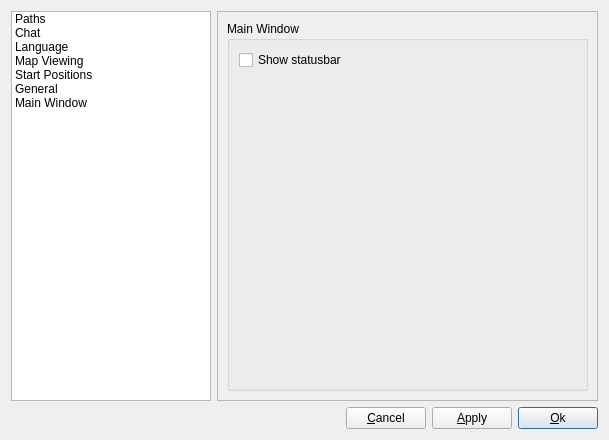
Old version of the form ui/PreferenceWidget.ui in the repository tizbac/qtlobby.
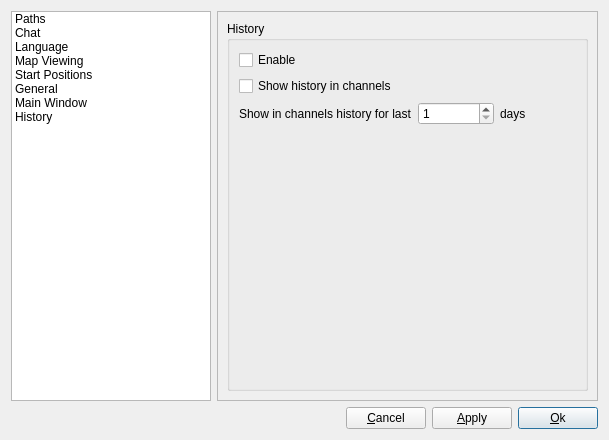
New version of the form.

Commit message: Full history support

The edit to the form file:
```diff
--- a/ui/PreferenceWidget.ui
+++ b/ui/PreferenceWidget.ui
@@ -60,6 +60,11 @@
        <string>Main Window</string>
       </property>
      </item>
+     <item>
+      <property name="text">
+       <string>History</string>
+      </property>
+     </item>
     </widget>
    </item>
    <item row="1" column="0" colspan="2">
@@ -115,7 +120,7 @@
       <enum>QFrame::Raised</enum>
      </property>
      <property name="currentIndex">
-      <number>6</number>
+      <number>7</number>
      </property>
      <widget class="QWidget" name="pathWidget"/>
      <widget class="QWidget" name="chatWidget">
@@ -550,6 +555,77 @@
        </item>
       </layout>
      </widget>
+     <widget class="QWidget" name="page_2">
+      <layout class="QVBoxLayout" name="verticalLayout_10">
+       <item>
+        <widget class="QGroupBox" name="groupBox_11">
+         <property name="title">
+          <string>History</string>
+         </property>
+         <layout class="QVBoxLayout" name="verticalLayout_9">
+          <item>
+           <widget class="QCheckBox" name="historyEnableCheckBox">
+            <property name="text">
+             <string>Enable</string>
+            </property>
+           </widget>
+          </item>
+          <item>
+           <widget class="QCheckBox" name="showHistoryInChannelsCheckBox">
+            <property name="text">
+             <string>Show history in channels</string>
+            </property>
+           </widget>
+          </item>
+          <item>
+           <layout class="QHBoxLayout" name="horizontalLayout_4">
+            <item>
+             <widget class="QLabel" name="label_6">
+              <property name="text">
+               <string>Show in channels history for last</string>
+              </property>
+             </widget>
+            </item>
+            <item>
+             <widget class="QSpinBox" name="historyInChannelDaysSpinBox">
+              <property name="minimum">
+               <number>1</number>
+              </property>
+              <property name="maximum">
+               <number>10</number>
+              </property>
+              <property name="value">
+               <number>1</number>
+              </property>
+             </widget>
+            </item>
+            <item>
+             <widget class="QLabel" name="label_7">
+              <property name="text">
+               <string>days</string>
+              </property>
+             </widget>
+            </item>
+           </layout>
+          </item>
+          <item>
+           <spacer name="verticalSpacer_6">
+            <property name="orientation">
+             <enum>Qt::Vertical</enum>
+            </property>
+            <property name="sizeHint" stdset="0">
+             <size>
+              <width>258</width>
+              <height>250</height>
+             </size>
+            </property>
+           </spacer>
+          </item>
+         </layout>
+        </widget>
+       </item>
+      </layout>
+     </widget>
     </widget>
    </item>
   </layout>
```
The commit also changes 17 other files.
